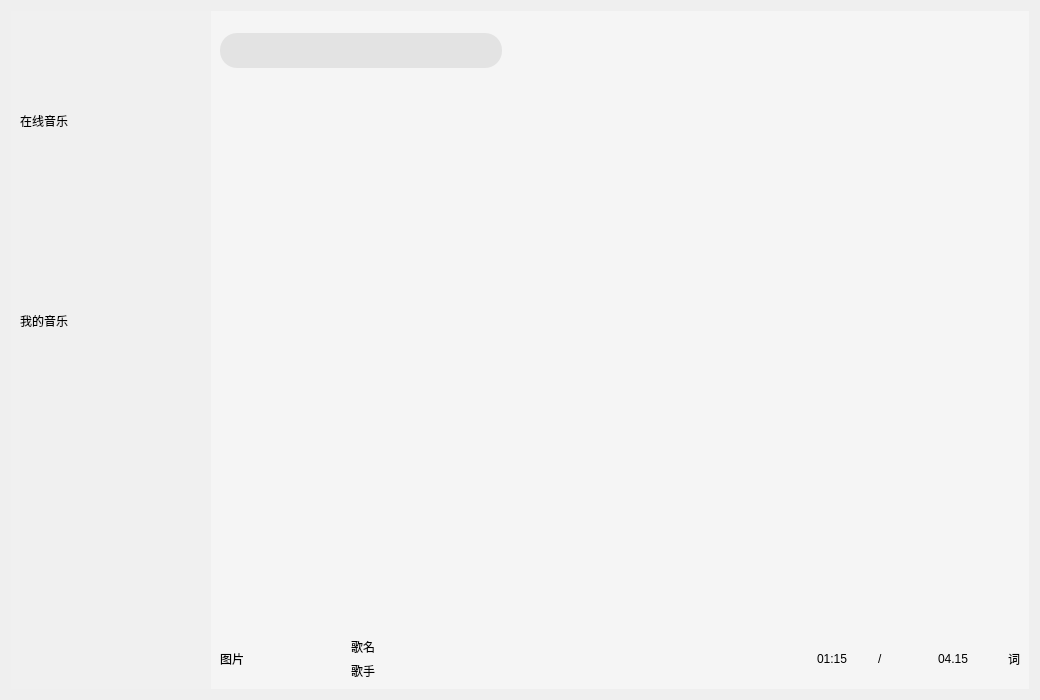
This is QQMusic/qqmusic.ui in baizhi613/Qt as Qt 5 draws it before an edit. The edited form follows.
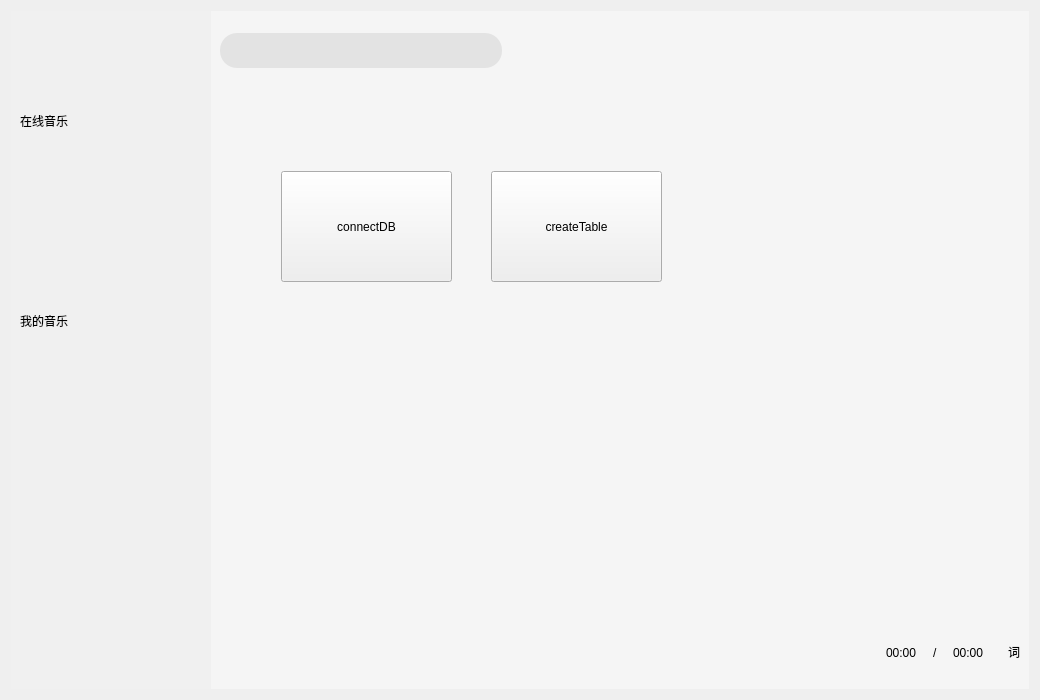
This is the edited form. The open tabs and pages were chosen to show the change. Icons and pictures are not drawn. Custom widgets are drawn as their Qt base class.

```diff
--- a/QQMusic/qqmusic.ui
+++ b/QQMusic/qqmusic.ui
@@ -626,7 +626,34 @@
                </widget>
               </widget>
               <widget class="QWidget" name="musicPage"/>
-              <widget class="QWidget" name="radioPage"/>
+              <widget class="QWidget" name="radioPage">
+               <widget class="QPushButton" name="connectDB">
+                <property name="geometry">
+                 <rect>
+                  <x>70</x>
+                  <y>80</y>
+                  <width>171</width>
+                  <height>111</height>
+                 </rect>
+                </property>
+                <property name="text">
+                 <string>connectDB</string>
+                </property>
+               </widget>
+               <widget class="QPushButton" name="connectDB_2">
+                <property name="geometry">
+                 <rect>
+                  <x>280</x>
+                  <y>80</y>
+                  <width>171</width>
+                  <height>111</height>
+                 </rect>
+                </property>
+                <property name="text">
+                 <string>createTable</string>
+                </property>
+               </widget>
+              </widget>
               <widget class="CommonPage" name="likePage"/>
               <widget class="CommonPage" name="localPage"/>
               <widget class="CommonPage" name="recentPage"/>
@@ -684,21 +711,33 @@
                   <item row="0" column="1">
                    <widget class="QLabel" name="musicName">
                     <property name="text">
-                     <string>歌名</string>
+                     <string/>
                     </property>
                    </widget>
                   </item>
                   <item row="1" column="1">
                    <widget class="QLabel" name="musicSinger">
                     <property name="text">
-                     <string>歌手</string>
+                     <string/>
                     </property>
                    </widget>
                   </item>
                   <item row="0" column="0" rowspan="2">
                    <widget class="QLabel" name="musicCover">
+                    <property name="minimumSize">
+                     <size>
+                      <width>60</width>
+                      <height>55</height>
+                     </size>
+                    </property>
+                    <property name="maximumSize">
+                     <size>
+                      <width>60</width>
+                      <height>55</height>
+                     </size>
+                    </property>
                     <property name="text">
-                     <string>图片</string>
+                     <string/>
                     </property>
                    </widget>
                   </item>
@@ -928,6 +967,18 @@
                   </property>
                   <item>
                    <widget class="QLabel" name="labelNull">
+                    <property name="minimumSize">
+                     <size>
+                      <width>130</width>
+                      <height>0</height>
+                     </size>
+                    </property>
+                    <property name="maximumSize">
+                     <size>
+                      <width>130</width>
+                      <height>16777215</height>
+                     </size>
+                    </property>
                     <property name="text">
                      <string/>
                     </property>
@@ -936,12 +987,24 @@
                   <item>
                    <widget class="QLabel" name="currentTime">
                     <property name="text">
-                     <string>01:15</string>
+                     <string>00:00</string>
                     </property>
                    </widget>
                   </item>
                   <item>
                    <widget class="QLabel" name="line">
+                    <property name="minimumSize">
+                     <size>
+                      <width>20</width>
+                      <height>0</height>
+                     </size>
+                    </property>
+                    <property name="maximumSize">
+                     <size>
+                      <width>20</width>
+                      <height>16777215</height>
+                     </size>
+                    </property>
                     <property name="text">
                      <string>/</string>
                     </property>
@@ -950,7 +1013,7 @@
                   <item>
                    <widget class="QLabel" name="totalTime">
                     <property name="text">
-                     <string>04.15</string>
+                     <string>00:00</string>
                     </property>
                    </widget>
                   </item>
@@ -963,12 +1026,14 @@
                      </size>
                     </property>
                     <property name="styleSheet">
-                     <string notr="true">#lrcWord{
- border: none; /* 去除边框 */
+                     <string notr="true">#lrcWord
+{
+ border:none;
+ background-image:url(:/images/ci.png);
  background-repeat:no-repeat;
- background-position:center center;
+ background-position: center center;
 }
-QPushButton:hover
+#lrcWord:hover
 {
  background-color: rgba(220,220,220,0.5); 
 }</string>
```
Left out of the diff: 6 changed lines with no effect on the pictures.
